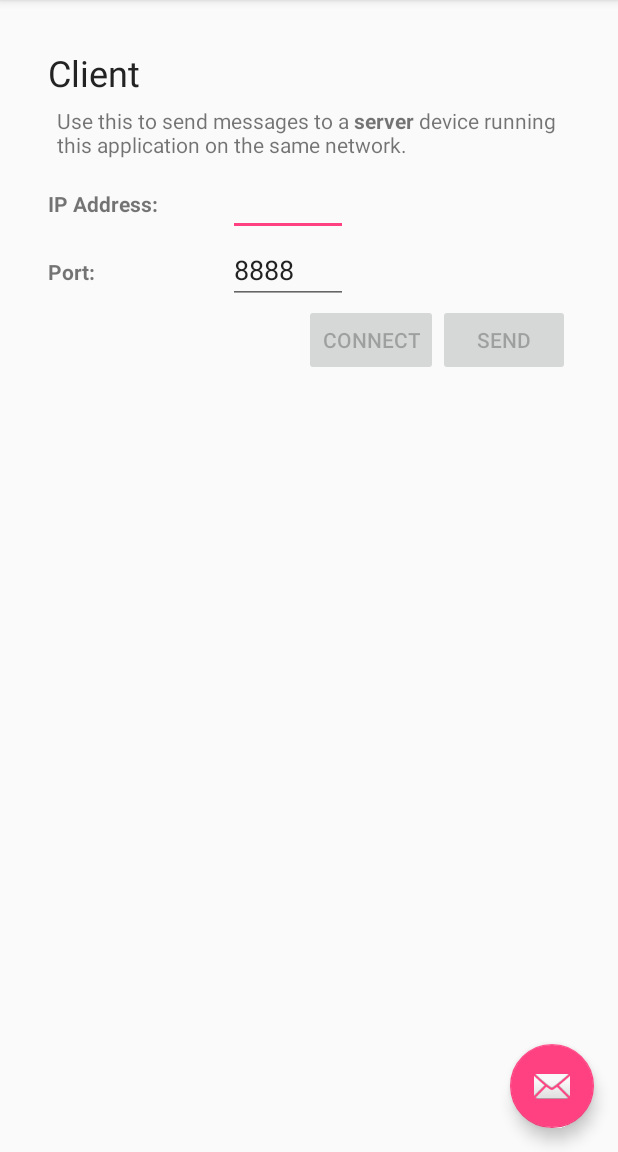
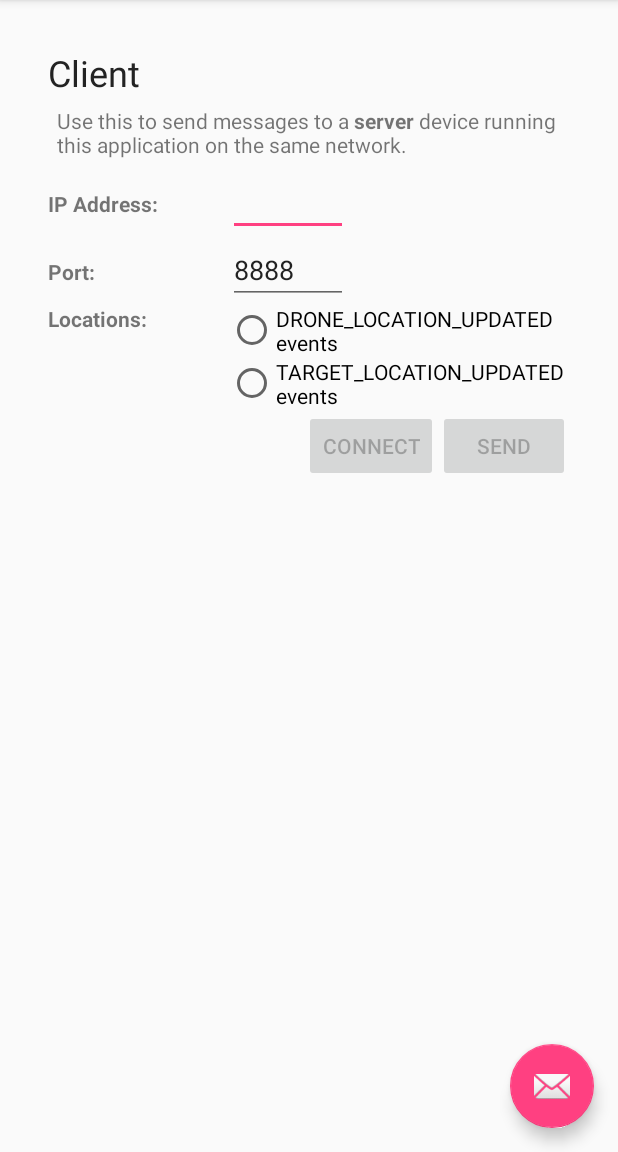
Before and after one commit to STMPNGRND/DroneKitBridge, an Android app: the ClientFragment screen opened directly, with no data from a screen before it, on a phone screen of 412 x 824 dp, the part 84-1236 px from its top. Run offline under Robolectric (Android 15) with nearby library versions, the phone set to English and light mode, and no system bars; network calls fail.

Commit message:
Send Locations
Get locations either from a Tower instance relaying
EVT_TARGET_LOCATION, or from on-device GPS. Send them to
the server as strings.

Parse the strings into EVT_TARGET_LOCATION events and
broadcast them system-wide on the server device.

```diff
--- a/app/src/main/AndroidManifest.xml
+++ b/app/src/main/AndroidManifest.xml
@@ -5,6 +5,7 @@
     <uses-permission android:name="android.permission.INTERNET"/>
     <uses-permission android:name="android.permission.ACCESS_NETWORK_STATE"/>
     <uses-permission android:name="android.permission.ACCESS_WIFI_STATE"/>
+    <uses-permission android:name="android.permission.ACCESS_FINE_LOCATION"/>
 
     <application
         android:name="com.fognl.dronekitbridge.DKBridgeApp"
--- a/app/src/main/java/com/fognl/dronekitbridge/DKBridgeApp.java
+++ b/app/src/main/java/com/fognl/dronekitbridge/DKBridgeApp.java
@@ -3,6 +3,8 @@ package com.fognl.dronekitbridge;
 import android.app.Application;
 import android.os.Handler;
 import android.os.Looper;
+
+import com.fognl.dronekitbridge.locationrelay.LocationRelay;
 
 /**
  * Created by kellys on 2/26/16.
@@ -26,6 +28,7 @@ public class DKBridgeApp extends Application {
         super.onCreate();
 
         DKBridgePrefs.init(this);
+        LocationRelay.init(this);
     }
 
     public Handler getHandler() {
--- a/app/src/main/java/com/fognl/dronekitbridge/comm/SocketClient.java
+++ b/app/src/main/java/com/fognl/dronekitbridge/comm/SocketClient.java
@@ -23,7 +23,7 @@ import java.util.concurrent.LinkedBlockingDeque;
 public class SocketClient implements Runnable {
     static final String TAG = SocketClient.class.getSimpleName();
 
-    static final byte[] CHECK_BUF = new byte[100];
+    static final byte[] CHECK_BUF = new byte[1];
 
     public interface Listener {
         void onConnected();
--- a/app/src/main/java/com/fognl/dronekitbridge/fragments/ClientFragment.java
+++ b/app/src/main/java/com/fognl/dronekitbridge/fragments/ClientFragment.java
@@ -13,35 +13,19 @@ import android.view.View;
 import android.view.ViewGroup;
 import android.widget.Button;
 import android.widget.EditText;
+import android.widget.RadioGroup;
 import android.widget.Toast;
 
 import com.fognl.dronekitbridge.DKBridgeApp;
 import com.fognl.dronekitbridge.DKBridgePrefs;
 import com.fognl.dronekitbridge.R;
 import com.fognl.dronekitbridge.comm.SocketClient;
+import com.fognl.dronekitbridge.locationrelay.LocationRelay;
 
-/**
- * A simple {@link Fragment} subclass.
- * Activities that contain this fragment must implement the
- * {@link ClientFragment.OnFragmentInteractionListener} interface
- * to handle interaction events.
- * create an instance of this fragment.
- */
 public class ClientFragment extends Fragment {
     static final String TAG = ClientFragment.class.getSimpleName();
 
-    /**
-     * This interface must be implemented by activities that contain this
-     * fragment to allow an interaction in this fragment to be communicated
-     * to the activity and potentially other fragments contained in that
-     * activity.
-     * <p/>
-     * See the Android Training lesson <a href=
-     * "http://developer.android.com/training/basics/fragments/communicating.html"
-     * >Communicating with Other Fragments</a> for more information.
-     */
     public interface OnFragmentInteractionListener {
-        // TODO: Update argument type and name
         void onFragmentInteraction(Uri uri);
     }
 
@@ -61,6 +45,14 @@ public class ClientFragment extends Fragment {
                     break;
                 }
             }
+        }
+    };
+
+    private final RadioGroup.OnCheckedChangeListener mLocationOptionListener = new RadioGroup.OnCheckedChangeListener() {
+        @Override
+        public void onCheckedChanged(RadioGroup group, int checkedId) {
+            listenForDroneEvents(checkedId == R.id.rdo_drone_location);
+            listenForTargetEvents(checkedId == R.id.rdo_target_location);
         }
     };
 
@@ -99,6 +91,15 @@ public class ClientFragment extends Fragment {
         }
     };
 
+    private final LocationRelay.DroneLocationListener mDroneLocationListener = new LocationRelay.DroneLocationListener() {
+        @Override
+        public void onDroneLocationUpdated(String msg) {
+            if(mClient != null && mClient.isConnected()) {
+                mClient.send(msg);
+            }
+        }
+    };
+
     private EditText mIpEditText;
     private EditText mPortEditText;
     private Button mConnectButton;
@@ -106,6 +107,8 @@ public class ClientFragment extends Fragment {
 
     private SocketClient mClient;
     private Thread mClientThread;
+    private boolean mListeningForDroneEvents;
+    private boolean mListeningForTargetEvents;
 
     public ClientFragment() {
         super();
@@ -136,6 +139,8 @@ public class ClientFragment extends Fragment {
         DKBridgePrefs prefs = DKBridgePrefs.get();
         mIpEditText.setText(prefs.getLastServerIp());
         mPortEditText.setText(prefs.getLastServerPort());
+
+        initLocationOptions(view);
     }
 
     @Override
@@ -173,9 +178,11 @@ public class ClientFragment extends Fragment {
     }
 
     void onSendClick(View v) {
-        if(mClient != null) {
-            mClient.send(new java.util.Date().toString());
-        }
+        // Test sending a target location
+        getActivity().sendBroadcast(LocationRelay.makeDroneLocationEvent());
+//        if(mClient != null) {
+//            mClient.send(new java.util.Date().toString());
+//        }
     }
 
     void setButtonStates() {
@@ -226,4 +233,31 @@ public class ClientFragment extends Fragment {
             Toast.makeText(activity, error.getMessage(), Toast.LENGTH_LONG).show();
         }
     }
+
+    void initLocationOptions(View v) {
+        RadioGroup grp = (RadioGroup)v.findViewById(R.id.group_locations);
+        grp.setOnCheckedChangeListener(mLocationOptionListener);
+    }
+
+    void listenForDroneEvents(boolean listen) {
+        if(mListeningForDroneEvents != listen) {
+            if(mListeningForDroneEvents) {
+                LocationRelay.get().stopListeningForDroneEvents();
+            } else {
+                LocationRelay.get().listenForDroneEvents(mDroneLocationListener);
+            }
+
+            mListeningForDroneEvents = listen;
+        }
+    }
+
+    void listenForTargetEvents(boolean listen) {
+        if(mListeningForTargetEvents != listen) {
+            if(mListeningForTargetEvents) {
+                // Stop listening for target events
+            } else {
+                // Start listening for target events
+            }
+        }
+    }
 }
--- a/app/src/main/res/layout/fragment_client.xml
+++ b/app/src/main/res/layout/fragment_client.xml
@@ -74,6 +74,39 @@
                 style="@style/Text.Data"
                 />
         </LinearLayout>
+
+        <LinearLayout
+            android:layout_width="match_parent"
+            android:layout_height="wrap_content"
+            android:orientation="horizontal"
+            >
+            <TextView
+                android:layout_width="wrap_content"
+                android:layout_height="wrap_content"
+                android:text="@string/lbl_location_options"
+                style="@style/Text.Prompt.MinWidth"
+                />
+            <RadioGroup
+                android:id="@+id/group_locations"
+                android:layout_width="match_parent"
+                android:layout_height="wrap_content"
+                android:orientation="vertical"
+                >
+                <RadioButton
+                    android:id="@+id/rdo_drone_location"
+                    android:layout_width="match_parent"
+                    android:layout_height="wrap_content"
+                    android:text="@string/rdo_drone_location"
+                    />
+
+                <RadioButton
+                    android:id="@+id/rdo_target_location"
+                    android:layout_width="match_parent"
+                    android:layout_height="wrap_content"
+                    android:text="@string/rdo_target_location"
+                    />
+            </RadioGroup>
+        </LinearLayout>
     </LinearLayout>
 
     <LinearLayout
--- a/app/src/main/res/values/strings.xml
+++ b/app/src/main/res/values/strings.xml
@@ -28,10 +28,14 @@
     <string name="toast_client_connected">Client connected</string>
     <string name="toast_client_disconnected">Client disconnected</string>
     <string name="chk_log">Log incoming data</string>
+    <string name="chk_relay_locations">Relay EVT_TARGET_LOCATION</string>
 
     <!-- ClientFragment -->
     <string name="title_fragment_client">Client</string>
     <string name="summary_fragment_client">Use this to send messages to a <b>server</b> device running this application on the same network.</string>
     <string name="toast_client_connect_failed">Connection to server failed.</string>
 
+    <string name="lbl_location_options">Locations:</string>
+    <string name="rdo_drone_location">DRONE_LOCATION_UPDATED events</string>
+    <string name="rdo_target_location">TARGET_LOCATION_UPDATED events</string>
 </resources>
```
Also changed, not shown: app/src/main/java/com/fognl/dronekitbridge/comm/SocketServer.java (+16 -1 lines), app/src/main/java/com/fognl/dronekitbridge/fragments/ServerFragment.java (+25 -67 lines), app/src/main/java/com/fognl/dronekitbridge/locationrelay/LocationRelay.java (added, +187 -0 lines), app/src/main/res/layout/fragment_server.xml (+15 -1 lines).
